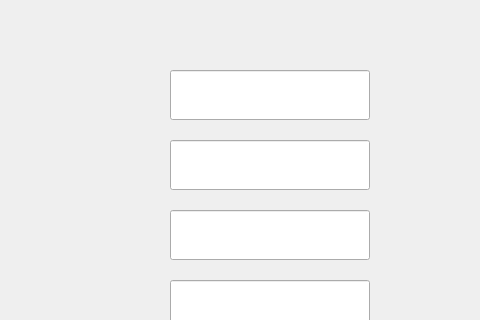
Qt form register.ui (YTGhost/LLK) before a commit; both pictures show x 0 to 480 and y 0 to 320 of the 800 by 600 pixel window.
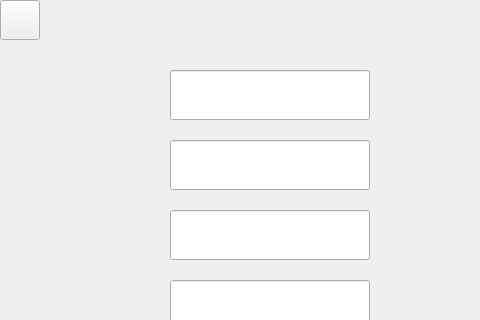
The same form after that commit. Icons and pictures are not drawn.

The edit to the form file:
```diff
--- a/register.ui
+++ b/register.ui
@@ -151,6 +151,24 @@
     </property>
    </widget>
   </widget>
+  <widget class="QPushButton" name="backBtn">
+   <property name="geometry">
+    <rect>
+     <x>0</x>
+     <y>0</y>
+     <width>40</width>
+     <height>40</height>
+    </rect>
+   </property>
+   <property name="styleSheet">
+    <string notr="true">QPushButton{border-image:url(:/pic/icon/back-arrow.png);}
+QPushButton:hover{border-image:url(:/pic/icon/back-arrow-focused.png);}
+QPushButton:pressed{border-image:url(:/pic/icon/back-arrow-focused.png);}</string>
+   </property>
+   <property name="text">
+    <string/>
+   </property>
+  </widget>
  </widget>
  <resources/>
  <connections/>
```
